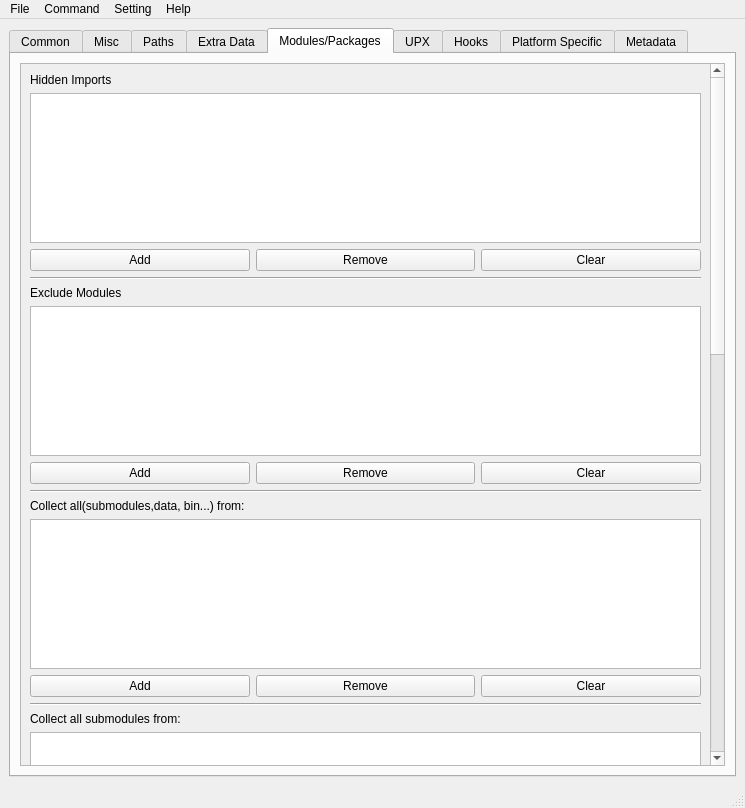
Before: the Qt Designer form ui/design/main.ui in zimolab/PyInstallerGUI, drawn with Qt 5.
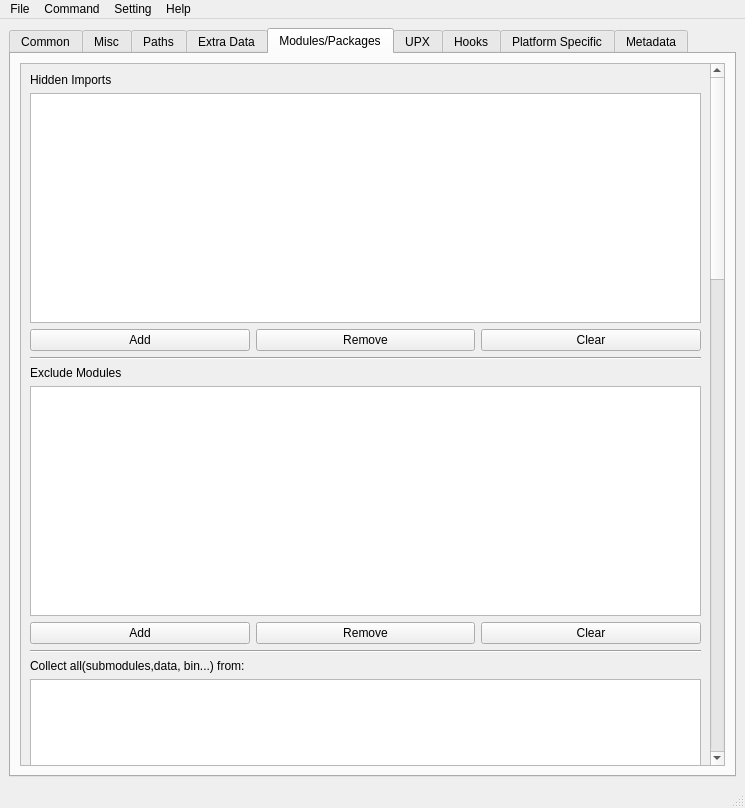
After: the same form once the commit is applied. The open tabs and pages were chosen to show the change. Custom widgets are drawn as their Qt base class.

Commit message: 调整list widget的高度

Diff of the .ui file:
```diff
--- a/ui/design/main.ui
+++ b/ui/design/main.ui
@@ -642,7 +642,7 @@
              <x>0</x>
              <y>0</y>
              <width>672</width>
-             <height>1829</height>
+             <height>2469</height>
             </rect>
            </property>
            <layout class="QVBoxLayout" name="verticalLayout_16">
@@ -660,7 +660,7 @@
                 <property name="minimumSize">
                  <size>
                   <width>0</width>
-                  <height>150</height>
+                  <height>230</height>
                  </size>
                 </property>
                </widget>
@@ -713,7 +713,7 @@
                 <property name="minimumSize">
                  <size>
                   <width>0</width>
-                  <height>150</height>
+                  <height>230</height>
                  </size>
                 </property>
                </widget>
@@ -766,7 +766,7 @@
                 <property name="minimumSize">
                  <size>
                   <width>0</width>
-                  <height>150</height>
+                  <height>230</height>
                  </size>
                 </property>
                </widget>
@@ -819,7 +819,7 @@
                 <property name="minimumSize">
                  <size>
                   <width>0</width>
-                  <height>150</height>
+                  <height>230</height>
                  </size>
                 </property>
                </widget>
@@ -872,7 +872,7 @@
                 <property name="minimumSize">
                  <size>
                   <width>0</width>
-                  <height>150</height>
+                  <height>230</height>
                  </size>
                 </property>
                </widget>
@@ -925,7 +925,7 @@
                 <property name="minimumSize">
                  <size>
                   <width>0</width>
-                  <height>150</height>
+                  <height>230</height>
                  </size>
                 </property>
                </widget>
@@ -978,7 +978,7 @@
                 <property name="minimumSize">
                  <size>
                   <width>0</width>
-                  <height>150</height>
+                  <height>230</height>
                  </size>
                 </property>
                </widget>
@@ -1031,7 +1031,7 @@
                 <property name="minimumSize">
                  <size>
                   <width>0</width>
-                  <height>150</height>
+                  <height>230</height>
                  </size>
                 </property>
                </widget>
```
The commit also changes 2 other files.
